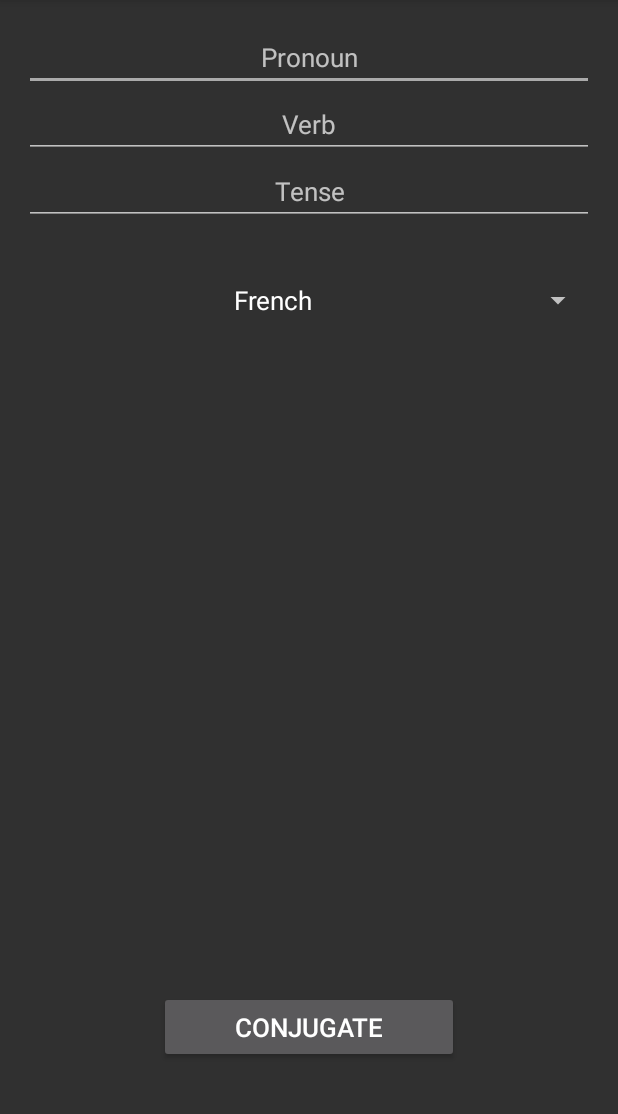
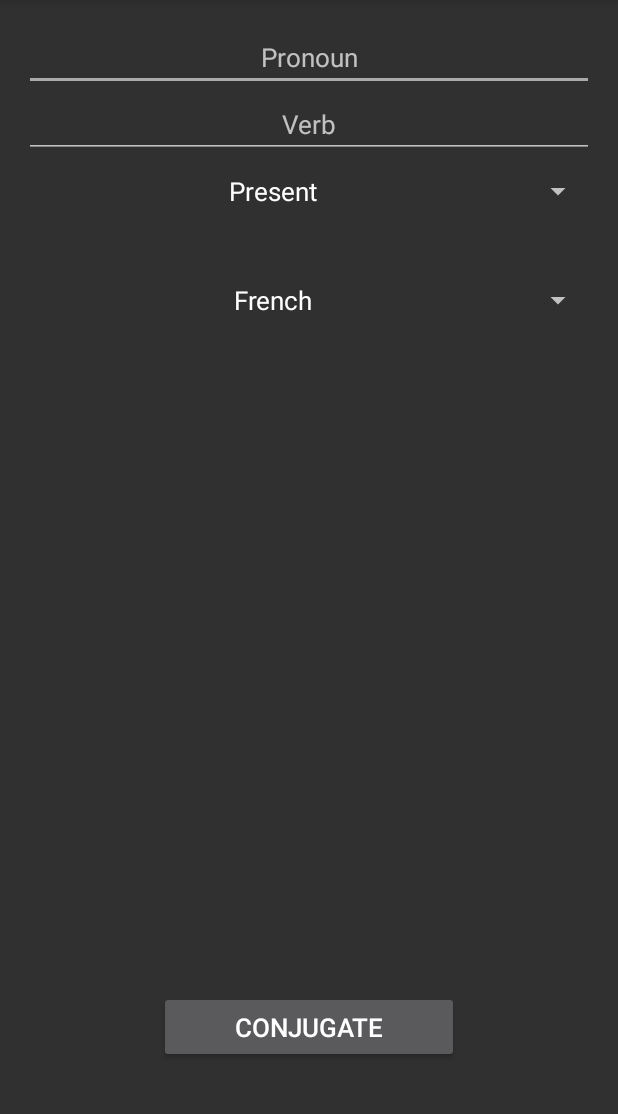
Before and after one commit to kritixilithos/Yee-Verbs, an Android app: the screen it shows after launch (MainActivity), on a phone screen of 412 x 824 dp, the part 84-1198 px from its top. Run offline under Robolectric (Android 15) with nearby library versions, the phone set to English and light mode, and no system bars.

Commit message:
added other French tenses

```diff
--- a/app/src/main/java/com/example/yeeverbs/MainActivity.java
+++ b/app/src/main/java/com/example/yeeverbs/MainActivity.java
@@ -32,30 +32,46 @@ import java.lang.*;
  */
 
 /*
-1) TODO: add support for future and conditional perfect tenses for french verbs (they are weird)
+1) TO(DOne): add support for future and conditional perfect tenses for french verbs (they are weird)
 2) TODO: - add support for other languages' conjugation as well
+3) TODO: fix IMPERFECT French tense
  */
 
 public class MainActivity extends AppCompatActivity implements AdapterView.OnItemSelectedListener {
 
     Spinner langSelector;
+    Spinner tenseSpinner;
+    EditText tenseEditText;
     String language = "fr";
+    String tense = "";
     Button button;
+
 
     @Override
     protected void onCreate(Bundle savedInstanceState) {
         super.onCreate(savedInstanceState);
         setContentView(R.layout.activity_main);
         langSelector = (Spinner) findViewById(R.id.lang_selector);
+        tenseSpinner = (Spinner) findViewById(R.id.tenseSpinner);
+        tenseEditText = (EditText) findViewById(R.id.tenseEditText);
 
-        SpinnerAdapter adap = new ArrayAdapter<String>(this, R.layout.langselector_layout,
-                new String[]{"French","Spanish","Italian","Portuguese"});
+        SpinnerAdapter langAdap = new ArrayAdapter<>(this, R.layout.langselector_layout,
+                getResources().getStringArray(R.array.languages));
+
+        SpinnerAdapter tenseAdap = new ArrayAdapter<>(this, R.layout.langselector_layout,
+                getResources().getStringArray(R.array.tenses));
 
         //ArrayAdapter<CharSequence> adapter = ArrayAdapter.createFromResource(this,
         //       R.array.languages, android.R.layout.simple_spinner_item);
         //adapter.setDropDownViewResource(android.R.layout.simple_spinner_dropdown_item);
-        langSelector.setAdapter(adap);
+        langSelector.setAdapter(langAdap);
         langSelector.setOnItemSelectedListener(this);
+
+        tenseSpinner.setAdapter(tenseAdap);
+        tenseSpinner.setOnItemSelectedListener(this);
+
+        //Start with removing tenseEditText
+        tenseEditText.setVisibility(View.INVISIBLE);
 
         button = (Button) findViewById(R.id.get_stem);
         button.setOnClickListener(new View.OnClickListener() {
@@ -64,39 +80,59 @@ public class MainActivity extends AppCompatActivity implements AdapterView.OnIte
                 //getting the necessary stuff from the EditTexts and then feeding them to our AsyncTask
                 String pronoun  = ((EditText) findViewById( R.id.pronoun)).getText().toString();
                 String verb     = ((EditText) findViewById(    R.id.verb)).getText().toString();
-                String tense    = ((EditText) findViewById(   R.id.tense)).getText().toString();
+                if(!language.equals("fr")) {
+                    tense = ((EditText) findViewById(R.id.tenseEditText)).getText().toString();
+                }
                 new getVerb().execute(pronoun, verb, tense, language);
             }
         });
     }
 
+    public void notFrench(String lang) {
+        language = lang;
+        button = (Button) findViewById(R.id.get_stem);
+        button.setText(getString(R.string.get_stem));
+        tenseEditText.setVisibility(View.VISIBLE);
+        tenseSpinner.setVisibility(View.INVISIBLE);
+    }
+
     @Override
-    public void onItemSelected(AdapterView<?> adapterView, View view, int pos, long id) {
-        String tempLanguage = String.valueOf(adapterView.getItemAtPosition(pos));
+    public void onItemSelected(AdapterView<?> parent, View view, int pos, long id) {
+        if(parent.getId() == R.id.lang_selector) {
+            String tempLanguage = String.valueOf(parent.getItemAtPosition(pos));
             switch (tempLanguage) {
                 case "French":
                     language = "fr";
                     //the two lines for all the languages below determine whether we are in conjugate mode or in stem mode
                     button = (Button) findViewById(R.id.get_stem);
                     button.setText(getString(R.string.conjugate));
+                    tenseEditText.setVisibility(View.INVISIBLE);
+                    tenseSpinner.setVisibility(View.VISIBLE);
                     break;
                 case "Spanish":
-                language = "es";
-                button = (Button) findViewById(R.id.get_stem);
-                button.setText(getString(R.string.get_stem));
+                    notFrench("es");
                     break;
                 case "Italian":
-                language = "it";
-                button = (Button) findViewById(R.id.get_stem);
-                button.setText(getString(R.string.get_stem));
+                    notFrench("it");
                     break;
                 case "Portuguese":
-                language = "pt";
-                button = (Button) findViewById(R.id.get_stem);
-                button.setText(getString(R.string.get_stem));
+                    notFrench("pt");
                     break;
             }
             System.out.println(language);
+        } else if(parent.getId() == R.id.tenseSpinner) {
+            String tempTense = String.valueOf(parent.getItemAtPosition(pos));
+            switch (tempTense) {
+                case "Future Perfect":
+                    tense = "Future<\\/strong>Perfect";
+                    break;
+                case "Conditional Perfect":
+                    tense = "Conditional<\\/strong>Perfect";
+                    break;
+                default:
+                    tense = tempTense+"<\\/strong>";
+            }
+        }
     }
 
     @Override
@@ -134,22 +170,22 @@ public class MainActivity extends AppCompatActivity implements AdapterView.OnIte
                 }
                 br.close();
 
-                //removing space because why not?
+                //removing spaces because why not?
                 content = content.replaceAll("\\s","");
 
                 //getting the stem of the verb (if there isn' one we get an empty string)
-                Pattern stemPattern = Pattern.compile("(?<=>)([^><]+)(?=<\\/span><\\/div><divclass=\"transform\">[^>]*>Add"+tense+")",Pattern.CASE_INSENSITIVE);
+                Pattern stemPattern = Pattern.compile("(?<=>)([^><]+)(?=<\\/span><\\/div><divclass=\"transform\">[^>]*>Add"+tense.replace("<\\/strong>","")+")",Pattern.CASE_INSENSITIVE);
                 Matcher stemMatcher = stemPattern.matcher(content);
                 while (stemMatcher.find()) {
                     stem = stemMatcher.group() + "";
                 }
-                System.out.println(stem+"-");
+                System.out.println("Stem: "+stem+"-");
 
                 //give stem if language isn't French since other language are not supported yet
                 if(!language.equalsIgnoreCase("fr")) return stem+"-";
 
                 //getting the conjugation of the verb                                                     special cases for je and il/elle (TODO: add special cases for other languages as well)
-                Pattern conjugationPattern = Pattern.compile("<strong>"+tense+"<\\/strong>((?!strong).)*"+pronoun.replaceAll("je","(?:je|j')").replaceAll("(il|on|elle)(s?)","il$2/elle$2")+stem+"<spanclass=\"highlight\">([^<]+)<\\/span>([^<]*)<\\/div>",Pattern.CASE_INSENSITIVE);
+                Pattern conjugationPattern = Pattern.compile("<strong>"+tense+"((?!strong|perfect).)*"+pronoun.replaceAll("je","(?:je|j')").replaceAll("(il|on|elle)(s?)","il$2/elle$2")+stem+"<spanclass=\"highlight\">([^<]+)<\\/span>([^<]*)<\\/div>",Pattern.CASE_INSENSITIVE);
                 Matcher conjugationMatcher = conjugationPattern.matcher(content);
                 while (conjugationMatcher.find()) {
                     System.out.println(conjugationMatcher.group());
--- a/app/src/main/res/layout/activity_main.xml
+++ b/app/src/main/res/layout/activity_main.xml
@@ -28,19 +28,30 @@
         android:hint="@string/verb"
         android:textSize="17sp"/>
 
-    <EditText
+    <RelativeLayout
         android:layout_width="match_parent"
         android:layout_height="wrap_content"
-        android:gravity="center"
         android:layout_below="@id/verb"
-        android:id="@+id/tense"
-        android:hint="@string/tense"
-        android:textSize="17sp"/>
+        android:id="@+id/tenses">
+        <EditText
+            android:layout_width="match_parent"
+            android:layout_height="wrap_content"
+            android:gravity="center"
+            android:id="@+id/tenseEditText"
+            android:hint="@string/tense"
+            android:textSize="17sp"/>
 
+        <Spinner
+            android:layout_width="match_parent"
+            android:layout_height="wrap_content"
+            android:id="@+id/tenseSpinner"
+            android:gravity="center"
+            android:textAlignment="center"/>
+    </RelativeLayout>
     <Spinner
         android:layout_width="match_parent"
         android:layout_height="wrap_content"
-        android:layout_below="@id/tense"
+        android:layout_below="@id/tenses"
         android:layout_alignParentRight="true"
         android:layout_alignParentEnd="true"
         android:gravity="center"
--- a/app/src/main/res/values/strings.xml
+++ b/app/src/main/res/values/strings.xml
@@ -11,4 +11,14 @@
         <item>Italian</item>
         <item>Portuguese</item>
     </string-array>
+    <string-array name="tenses">
+        <item>Present</item>
+        <item>Imperfect</item>
+        <item>Future</item>
+        <item>Conditional</item>
+        <item>Perfect</item>
+        <item>Pluperfect</item>
+        <item>Future Perfect</item>
+        <item>Conditional Perfect</item>
+    </string-array>
 </resources>
```
Lines whose indentation alone changed are shown as unchanged.
